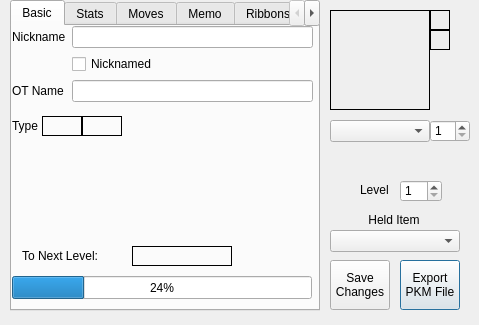
First picture: the form in QT Project/pkmviewer.ui, repository Annovae/PKMDS-G5, before the edit.
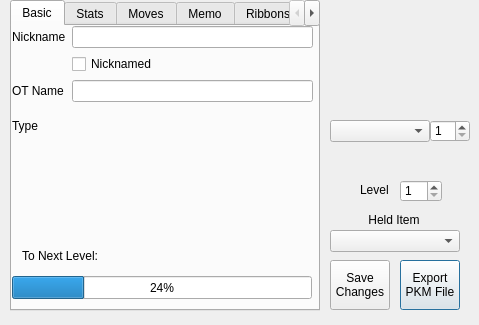
Second picture: the form after the edit.

Commit message: Reverted borders

The edit to the form file:
```diff
--- a/QT Project/pkmviewer.ui
+++ b/QT Project/pkmviewer.ui
@@ -87,7 +87,7 @@
      <string notr="true">background: transparent</string>
     </property>
     <property name="frameShape">
-     <enum>QFrame::Box</enum>
+     <enum>QFrame::NoFrame</enum>
     </property>
     <property name="frameShadow">
      <enum>QFrame::Plain</enum>
@@ -181,7 +181,7 @@
      <string notr="true">background: transparent</string>
     </property>
     <property name="frameShape">
-     <enum>QFrame::Box</enum>
+     <enum>QFrame::NoFrame</enum>
     </property>
     <property name="frameShadow">
      <enum>QFrame::Plain</enum>
@@ -200,7 +200,7 @@
      <string notr="true">background: transparent</string>
     </property>
     <property name="frameShape">
-     <enum>QFrame::Box</enum>
+     <enum>QFrame::NoFrame</enum>
     </property>
     <property name="frameShadow">
      <enum>QFrame::Plain</enum>
@@ -262,7 +262,7 @@
       </rect>
      </property>
      <property name="frameShape">
-      <enum>QFrame::Box</enum>
+      <enum>QFrame::NoFrame</enum>
      </property>
      <property name="text">
       <string/>
@@ -344,7 +344,7 @@
       <string notr="true">background: transparent</string>
      </property>
      <property name="frameShape">
-      <enum>QFrame::Box</enum>
+      <enum>QFrame::NoFrame</enum>
      </property>
      <property name="frameShadow">
       <enum>QFrame::Plain</enum>
@@ -363,7 +363,7 @@
       <string notr="true">background: transparent</string>
      </property>
      <property name="frameShape">
-      <enum>QFrame::Box</enum>
+      <enum>QFrame::NoFrame</enum>
      </property>
      <property name="frameShadow">
       <enum>QFrame::Plain</enum>
```
